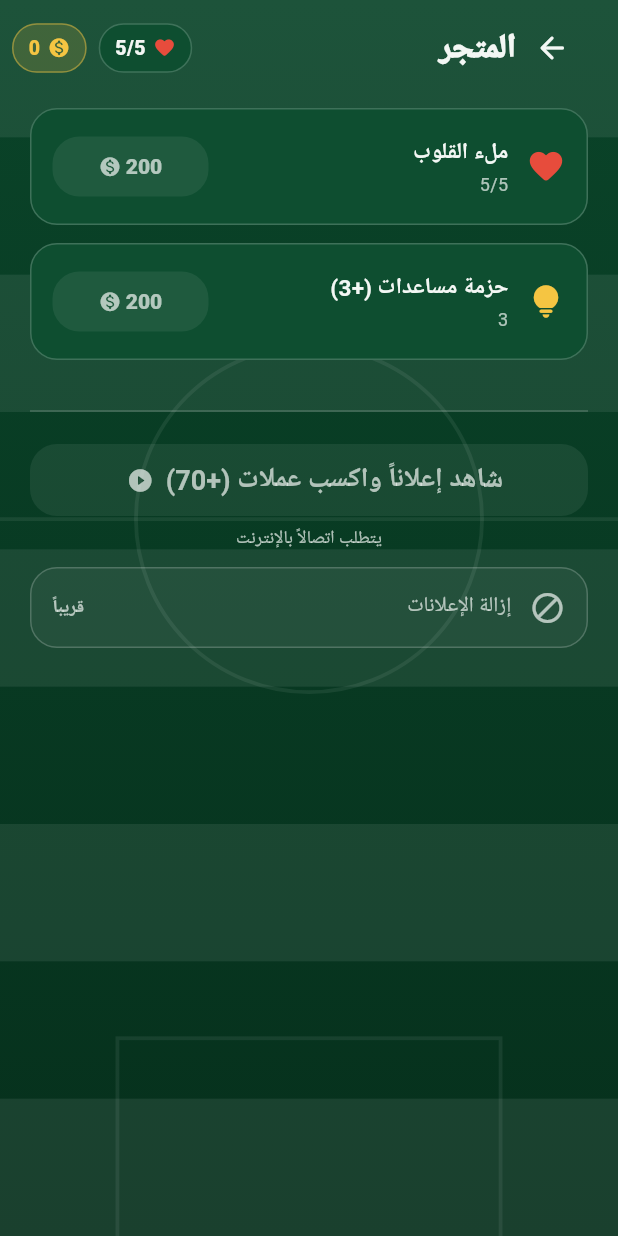
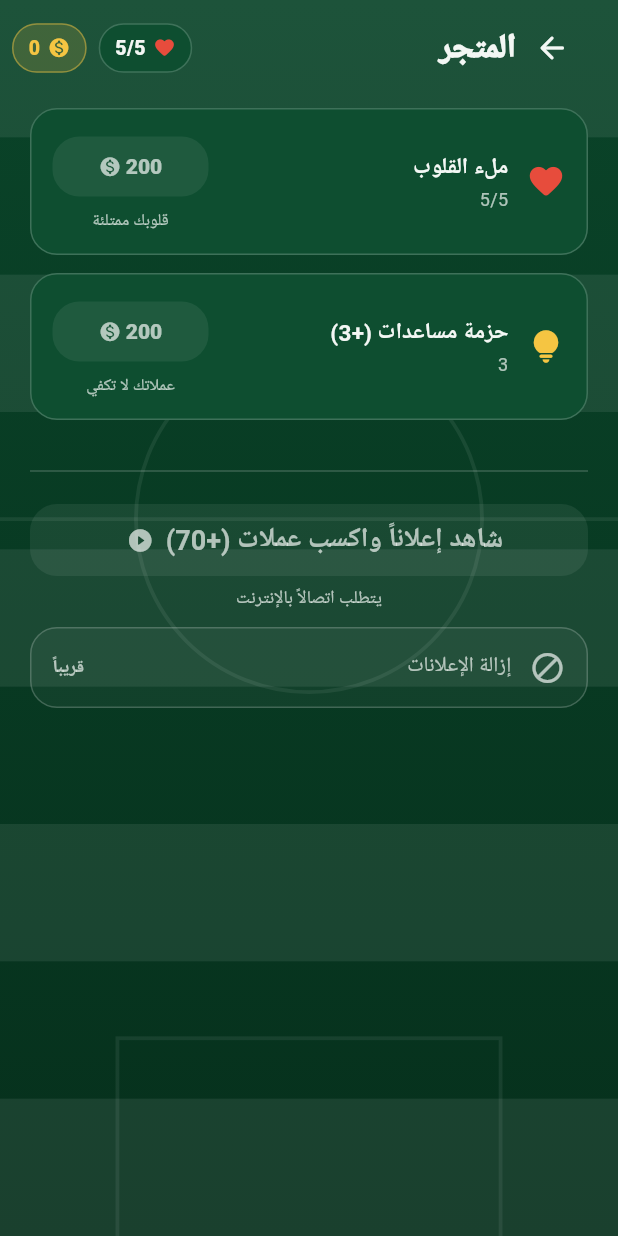
Before and after one commit to Oasis-Forge/koora-trivia, a Flutter app: the ShopScreen screen opened by its route, on a phone screen of 412 x 824 dp. Run offline on Flutter 3.47's test engine with Material 3 defaults, Android fonts, the phone set to English and light mode, and no system bars; our stand-ins replace flutter_local_notifications, flutter_timezone, google_mobile_ads, in_app_review, package_info_plus, share_plus and 2 more; accounts and stored records are empty; statements that could not run were skipped.

Commit message:
Hint captions and disabled reasons, correct answer in green, tooltips and screen-reader labels
Co-Authored-By: Claude Opus 5 <noreply@anthropic.com>

```diff
--- a/lib/core/constants/app_strings.dart
+++ b/lib/core/constants/app_strings.dart
@@ -178,6 +178,19 @@ class AppStrings {
 
   // الاقتصاد
   static const String hearts = 'القلوب';
+
+  // تسميات قارئ الشاشة
+  /// [nextIn] مثل «12 د» من `HeartsBar`.
+  static String heartsLabel(int hearts, int max, {String? nextIn}) =>
+      nextIn == null
+          ? 'القلوب: $hearts من $max'
+          : 'القلوب: $hearts من $max، القلب التالي بعد $nextIn';
+  static String timeLeftLabel(int seconds) => 'الوقت المتبقي: $seconds';
+
+  /// [earned] مكتوبة بـ `ArabicCount`: «نجمتان».
+  static String starsLabel(String earned, int total) => '$earned من $total';
+  static const String back = 'رجوع';
+  static const String quitRound = 'إنهاء الجولة';
   static const String noHeartsTitle = 'نفدت قلوبك';
   static const String noHeartsBody =
       'انتظر حتى يتجدّد قلب، أو العب تحدي اليوم لتكسب قلباً مجانياً.';
@@ -193,6 +206,8 @@ class AppStrings {
   static const String hintSkip = 'تخطّي السؤال';
   static const String hintExtraTime = 'وقت إضافي';
   static const String noHintsLeft = 'انتهت مساعداتك اليوم';
+  static const String hintFiftyFiftyUsed = 'حذفت إجابتين من هذا السؤال بالفعل';
+  static const String hintExtraTimeUsed = 'الوقت الإضافي مرة واحدة لكل سؤال';
   static const String hintsLeftLabel = 'مساعدات متبقية اليوم';
   static const String skippedAnswer = 'تخطّيت هذا السؤال';
 
@@ -201,6 +216,7 @@ class AppStrings {
 
   /// في قائمة مراجعة الإجابات، حيث المساحة أضيق.
   static String correctIs(String answer) => 'الصحيح: $answer';
+  static String yourAnswerIs(String answer) => 'إجابتك: $answer';
 
   // المهام والمتجر
   static const String coins = 'العملات';
--- a/lib/presentation/screens/categories_screen.dart
+++ b/lib/presentation/screens/categories_screen.dart
@@ -132,6 +132,7 @@ class _Header extends StatelessWidget {
         children: [
           IconButton(
             onPressed: () => Navigator.of(context).pop(),
+            tooltip: AppStrings.back,
             icon: const Icon(Icons.arrow_forward_rounded),
             color: AppColors.chalk,
           ),
--- a/lib/presentation/screens/levels_screen.dart
+++ b/lib/presentation/screens/levels_screen.dart
@@ -219,6 +219,7 @@ class _Header extends StatelessWidget {
             children: [
               IconButton(
                 onPressed: () => Navigator.of(context).pop(),
+                tooltip: AppStrings.back,
                 icon: const Icon(Icons.arrow_forward_rounded),
                 color: AppColors.chalk,
               ),
--- a/lib/presentation/screens/quiz_screen.dart
+++ b/lib/presentation/screens/quiz_screen.dart
@@ -305,6 +305,7 @@ class _TopBar extends StatelessWidget {
             children: [
               IconButton(
                 onPressed: onQuit,
+                tooltip: AppStrings.quitRound,
                 icon: const Icon(Icons.close_rounded),
                 color: AppColors.chalkMuted,
               ),
--- a/lib/presentation/screens/settings_screen.dart
+++ b/lib/presentation/screens/settings_screen.dart
@@ -280,6 +280,7 @@ class _Header extends StatelessWidget {
         children: [
           IconButton(
             onPressed: () => Navigator.of(context).pop(),
+            tooltip: AppStrings.back,
             icon: const Icon(Icons.arrow_forward_rounded),
             color: AppColors.chalk,
           ),
--- a/lib/presentation/screens/shop_screen.dart
+++ b/lib/presentation/screens/shop_screen.dart
@@ -33,6 +33,7 @@ class ShopScreen extends StatelessWidget {
                   children: [
                     IconButton(
                       onPressed: () => Navigator.of(context).pop(),
+                      tooltip: AppStrings.back,
                       icon: const Icon(Icons.arrow_forward_rounded),
                       color: AppColors.chalk,
                     ),
@@ -167,15 +168,22 @@ class _Row extends StatelessWidget {
           ),
           SizedBox(
             width: 104,
-            child: FilledButton(
+            child: Column(
+              mainAxisSize: MainAxisSize.min,
+              children: [
+                FilledButton(
                   onPressed: enabled ? () => _buy(context) : null,
                   style: FilledButton.styleFrom(
                     minimumSize: const Size.fromHeight(40),
-                disabledBackgroundColor: Colors.white.withValues(alpha: 0.07),
+                    disabledBackgroundColor:
+                        Colors.white.withValues(alpha: 0.07),
                     disabledForegroundColor: AppColors.chalkMuted,
                   ),
+                  // يُصغَّر السعر في الزر الضيّق بدل أن يفيض مع الخطوط الكبيرة.
+                  child: FittedBox(
+                    fit: BoxFit.scaleDown,
                     child: Row(
-                mainAxisAlignment: MainAxisAlignment.center,
+                    mainAxisSize: MainAxisSize.min,
                     children: [
                       Text(
                         '$price',
@@ -188,6 +196,24 @@ class _Row extends StatelessWidget {
                       const Icon(Icons.monetization_on_rounded, size: 15),
                     ],
                   ),
+                  ),
+                ),
+                // الزر المعطّل يقول لماذا — كان السبب لا يظهر إلا بعد شراء فاشل
+                // لا يمكن الوصول إليه أصلاً.
+                if (!enabled)
+                  Padding(
+                    padding: const EdgeInsets.only(top: 4),
+                    child: Text(
+                      disabledReason,
+                      textAlign: TextAlign.center,
+                      maxLines: 2,
+                      style: TextStyle(
+                        fontSize: 11,
+                        color: AppColors.chalkMuted,
+                      ),
+                    ),
+                  ),
+              ],
             ),
           ),
         ],
--- a/lib/presentation/screens/tasks_screen.dart
+++ b/lib/presentation/screens/tasks_screen.dart
@@ -29,6 +29,7 @@ class TasksScreen extends StatelessWidget {
                   children: [
                     IconButton(
                       onPressed: () => Navigator.of(context).pop(),
+                      tooltip: AppStrings.back,
                       icon: const Icon(Icons.arrow_forward_rounded),
                       color: AppColors.chalk,
                     ),
--- a/lib/presentation/widgets/hearts_bar.dart
+++ b/lib/presentation/widgets/hearts_bar.dart
@@ -22,8 +22,18 @@ class HeartsBar extends StatelessWidget {
     final economy = context.watch<EconomyProvider>();
     final empty = !economy.hasHearts;
 
+    final untilNext = economy.untilNextHeart;
+
     return HeartsTicker(
-      child: Container(
+      // قارئ الشاشة يقرأ الرصيد جملةً بدل «3/5» ورمز القلب.
+      child: Semantics(
+        label: AppStrings.heartsLabel(
+          economy.hearts,
+          economy.maxHearts,
+          nextIn: untilNext == null ? null : _format(untilNext),
+        ),
+        excludeSemantics: true,
+        child: Container(
         padding: EdgeInsets.symmetric(
           horizontal: compact ? 10 : 12,
           vertical: compact ? 6 : 8,
@@ -66,6 +76,7 @@ class HeartsBar extends StatelessWidget {
             ],
           ],
         ),
+      ),
       ),
     );
   }
```
Also changed, not shown: lib/presentation/screens/score_screen.dart (+15 -5 lines), lib/presentation/widgets/hint_bar.dart (+64 -22 lines), lib/presentation/widgets/star_row.dart (+14 -2 lines), lib/presentation/widgets/timer_ring.dart (+6 -1 lines), 4 other files. Lines whose indentation alone changed are shown as unchanged.
